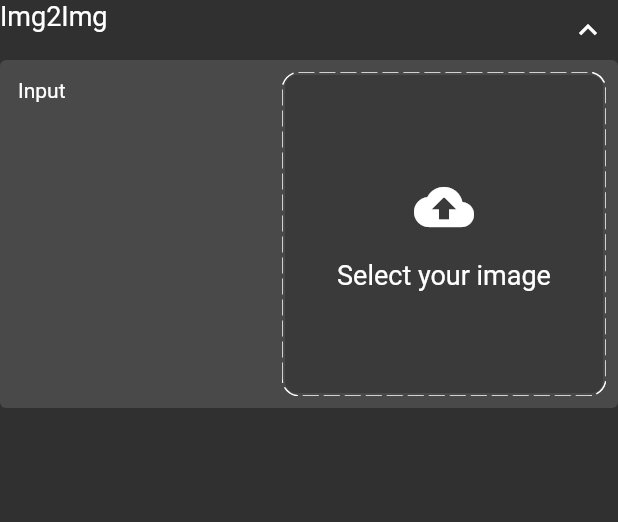
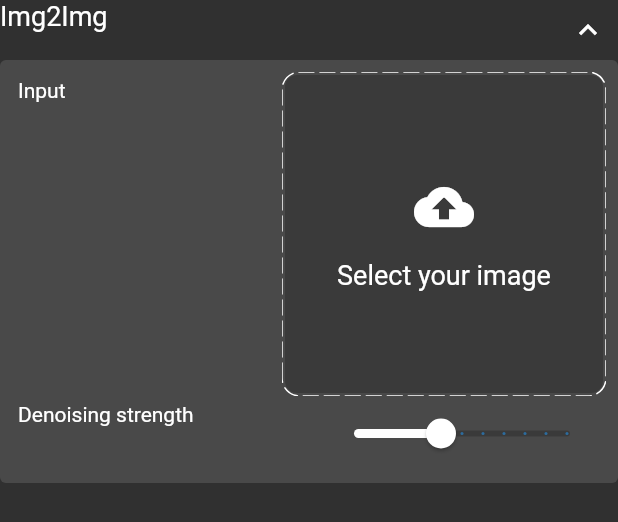
Before and after one commit to ndahlquist/stable-horde-flutter, a Flutter app: the ImagePickerPage widget shown alone on an empty page, opened directly, after a tap on "Img2Img", on a phone screen of 412 x 824 dp. Shown: the top 522 px of the screen. Run offline on Flutter 3.47's test engine with Material 2 defaults, Android fonts, the phone set to English and light mode, and no system bars; drawn by our look-alikes of dotted_border, expandable; our stand-ins replace cached_network_image, firebase_analytics, firebase_core, firebase_remote_config, flutter_svg, google_fonts and 6 more; accounts and stored records are empty; generated files the repository leaves out were written again; network calls fail; Roboto replaces fonts that are missing (Ubuntu).

Commit message:
Added denoising strength

```diff
--- a/lib/blocs/shared_prefs_bloc.dart
+++ b/lib/blocs/shared_prefs_bloc.dart
@@ -13,6 +13,7 @@ class _SharedPrefsBloc {
   static const _upscaleKey = 'UPSCALE_KEY';
   static const _codeformersKey = 'CODEFORMERS_KEY';
   static const _img2ImgInputKey = 'IMG2IMG_INPUT_KEY';
+  static const _denoisingStrengthKey = 'DENOISING_STRENGTH_KEY';
 
   static const defaultPrompt =
       "Futuristic spaceship. Rainforest. A painting of a spaceship on a rainforest planet by Caravaggio. Trending on Artstation. chiaroscuro.";
@@ -124,6 +125,21 @@ class _SharedPrefsBloc {
       await prefs.remove(_img2ImgInputKey);
     }
   }
+
+  // Returns denoising strength (default is 0.4)
+  Future<double> getDenoisingStrength() async {
+    final prefs = await SharedPreferences.getInstance();
+    return prefs.getDouble(_denoisingStrengthKey) ?? .4;
+  }
+
+  Future setDenoisingStrength(double? value) async {
+    final prefs = await SharedPreferences.getInstance();
+    if (value == null) {
+      await prefs.remove(_denoisingStrengthKey);
+    } else {
+      await prefs.setDouble(_denoisingStrengthKey, value);
+    }
+  }
 }
 
 final sharedPrefsBloc = _SharedPrefsBloc();
--- a/lib/blocs/tasks_bloc.dart
+++ b/lib/blocs/tasks_bloc.dart
@@ -46,6 +46,7 @@ class _TasksBloc {
       if (img2ImgInputEncodedString != null && apiKey == null) {
         throw Exception('Cannot use img2img without logging in.');
       }
+      var denoisingStrength = await sharedPrefsBloc.getDenoisingStrength();
       apiKey ??= "0000000000"; // Anonymous API key.
 
       final model = await modelsBloc.getModel(modelName);
@@ -67,7 +68,8 @@ class _TasksBloc {
           'seed_variation': 1000,
           'seed': seed == null ? '' : '$seed',
           'karras': true,
-          if (img2ImgInputEncodedString != null) 'denoising_strength': .4,
+          if (img2ImgInputEncodedString != null)
+            'denoising_strength': denoisingStrength,
           'post_processing': postProcessors,
         },
         'nsfw': false,
--- a/lib/pages/image_picker_page.dart
+++ b/lib/pages/image_picker_page.dart
@@ -20,6 +20,14 @@ class ImagePickerPage extends StatefulWidget {
 }
 
 class _ImagePickerPageState extends State<ImagePickerPage> {
+  double _denoisingStrength = .4;
+
+  @override
+  void initState() {
+    getDenoisingStrength();
+    super.initState();
+  }
+
   @override
   Widget build(BuildContext context) {
     return ExpandablePanel(
@@ -138,7 +146,9 @@ class _ImagePickerPageState extends State<ImagePickerPage> {
             widthFactor: 1,
             child: SectionFrame(
               padding: 8,
-              child: SizedBox(
+              child: Column(
+                children: [
+                  SizedBox(
                     height: 216,
                     child: Row(
                       children: [
@@ -154,6 +164,7 @@ class _ImagePickerPageState extends State<ImagePickerPage> {
                               crossAxisAlignment: CrossAxisAlignment.start,
                               children: const [
                                 Text('Input '),
+                                SizedBox(height: 8),
                               ],
                             ),
                           ),
@@ -167,6 +178,51 @@ class _ImagePickerPageState extends State<ImagePickerPage> {
                         ),
                       ],
                     ),
+                  ),
+                  SizedBox(
+                    height: 50,
+                    child: Row(
+                      children: [
+                        Expanded(
+                          child: Padding(
+                            padding: const EdgeInsets.only(
+                              left: 4,
+                              top: 4,
+                              bottom: 4,
+                              right: 8,
+                            ),
+                            child: Column(
+                              crossAxisAlignment: CrossAxisAlignment.start,
+                              children: const [
+                                Text('Denoising strength '),
+                                SizedBox(height: 8),
+                              ],
+                            ),
+                          ),
+                        ),
+                        SliderTheme(
+                          data: SliderThemeData(
+                            thumbColor: Colors.white,
+                            activeTrackColor: Colors.white,
+                            inactiveTrackColor: Colors.black.withOpacity(.2),
+                          ),
+                          child: Slider(
+                            value: _denoisingStrength,
+                            max: 1,
+                            divisions: 10,
+                            label: _denoisingStrength.toString(),
+                            onChanged: (double value) async {
+                              sharedPrefsBloc.setDenoisingStrength(value);
+                              setState(() {
+                                _denoisingStrength = value;
+                              });
+                            },
+                          ),
+                        ),
+                      ],
+                    ),
+                  ),
+                ],
               ),
             ),
           );
@@ -248,4 +304,13 @@ class _ImagePickerPageState extends State<ImagePickerPage> {
     // Refresh the UI.
     setState(() {});
   }
+
+  void getDenoisingStrength() async {
+    double? denoisingStrength = await sharedPrefsBloc.getDenoisingStrength();
+    if (denoisingStrength != null) {
+      setState(() {
+        _denoisingStrength = denoisingStrength;
+      });
     }
+  }
+}
```
Lines whose indentation alone changed are shown as unchanged.
